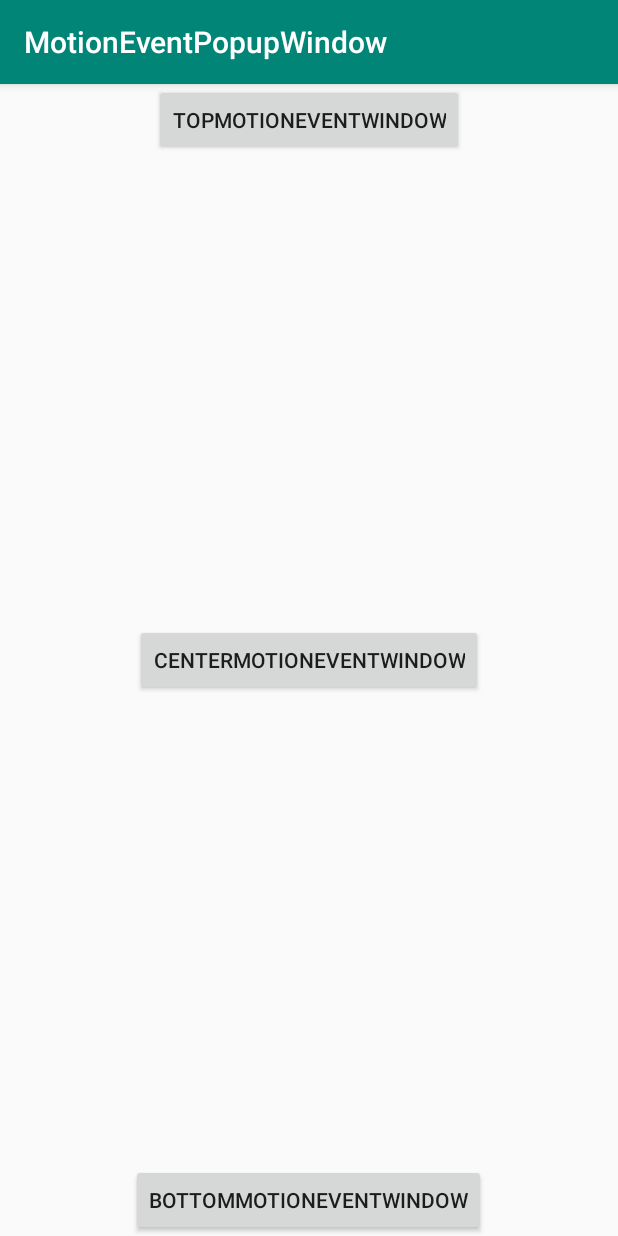
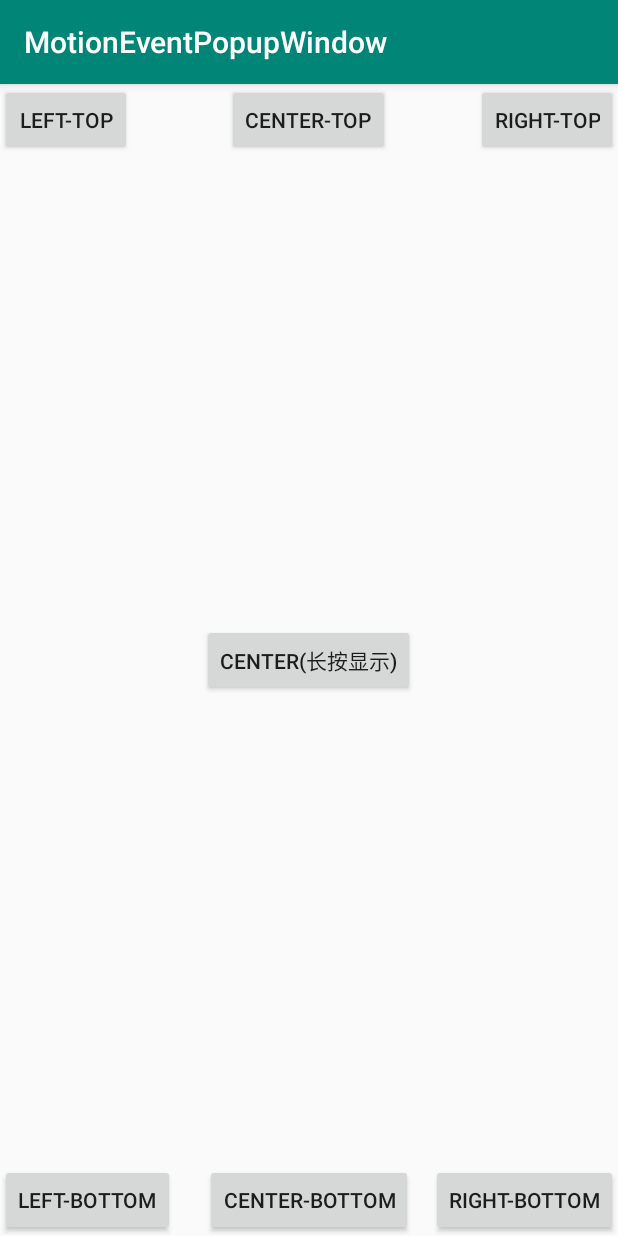
Before and after one commit to Micrason/MotionEventPopupWindow, an Android app: the screen it shows after launch (MainActivity), on a phone screen of 412 x 824 dp. Run offline under Robolectric (Android 15) with nearby library versions, the phone set to English and light mode, and no system bars.

Commit message:
添加效果图

```diff
--- a/app/src/main/java/com/kcrason/motioneventpopupwindow/MainActivity.kt
+++ b/app/src/main/java/com/kcrason/motioneventpopupwindow/MainActivity.kt
@@ -29,7 +29,7 @@ class MainActivity : AppCompatActivity() {
             return@setOnLongClickListener true
         }
 
-        txtTopClick.setOnLongClickListener {
+        txtLeftTopClick.setOnLongClickListener {
             CommonMotionEventPopupWindow(this)
                 .showOptions(arrayListOf("复制", "粘贴", "发送", "翻译", "发送给好友"))
                 .setOnClickItemOptionsListener { position, optionName ->
@@ -39,7 +39,49 @@ class MainActivity : AppCompatActivity() {
             return@setOnLongClickListener true
         }
 
-        txtBottomClick.setOnLongClickListener {
+        txtCenterTopClick.setOnLongClickListener {
+            CommonMotionEventPopupWindow(this)
+                .showOptions(arrayListOf("复制", "粘贴", "发送", "翻译", "发送给好友"))
+                .setOnClickItemOptionsListener { position, optionName ->
+                    Toast.makeText(this, "this is $position , optionName:$optionName", Toast.LENGTH_SHORT).show()
+                }
+                .showMotionEventPopupWindow(it, mMotionEvent)
+            return@setOnLongClickListener true
+        }
+
+
+        txtRightTopClick.setOnLongClickListener {
+            CommonMotionEventPopupWindow(this)
+                .showOptions(arrayListOf("复制", "粘贴", "发送", "翻译", "发送给好友"))
+                .setOnClickItemOptionsListener { position, optionName ->
+                    Toast.makeText(this, "this is $position , optionName:$optionName", Toast.LENGTH_SHORT).show()
+                }
+                .showMotionEventPopupWindow(it, mMotionEvent)
+            return@setOnLongClickListener true
+        }
+
+        txtLeftBottomClick.setOnLongClickListener {
+            CommonMotionEventPopupWindow(this)
+                .showOptions(arrayListOf("复制", "粘贴", "发送", "翻译", "发送给好友"))
+                .setOnClickItemOptionsListener { position, optionName ->
+                    Toast.makeText(this, "this is $position , optionName:$optionName", Toast.LENGTH_SHORT).show()
+                }
+                .showMotionEventPopupWindow(it, mMotionEvent)
+            return@setOnLongClickListener true
+        }
+
+        txtCenterBottomClick.setOnLongClickListener {
+            CommonMotionEventPopupWindow(this)
+                .showOptions(arrayListOf("复制", "粘贴", "发送", "翻译", "发送给好友"))
+                .setOnClickItemOptionsListener { position, optionName ->
+                    Toast.makeText(this, "this is $position , optionName:$optionName", Toast.LENGTH_SHORT).show()
+                }
+                .showMotionEventPopupWindow(it, mMotionEvent)
+            return@setOnLongClickListener true
+        }
+
+
+        txtRightBottomClick.setOnLongClickListener {
             CommonMotionEventPopupWindow(this)
                 .showOptions(arrayListOf("复制", "粘贴", "发送", "翻译", "发送给好友"))
                 .setOnClickItemOptionsListener { position, optionName ->
--- a/app/src/main/res/layout/activity_main.xml
+++ b/app/src/main/res/layout/activity_main.xml
@@ -6,24 +6,51 @@
         android:layout_height="match_parent"
         tools:context=".MainActivity">
 
+
+
+    <Button
+            android:layout_width="wrap_content"
+            android:layout_height="wrap_content"
+            android:text="Left-Top"
+            android:id="@+id/txtLeftTopClick"/>
+
     <Button android:layout_centerHorizontal="true"
             android:layout_width="wrap_content"
             android:layout_height="wrap_content"
-            android:text="TopMotionEventWindow"
-            android:id="@+id/txtTopClick"/>
+            android:text="Center-Top"
+            android:id="@+id/txtCenterTopClick"/>
+
+    <Button android:layout_alignParentRight="true"
+            android:layout_width="wrap_content"
+            android:layout_height="wrap_content"
+            android:text="Right-Top"
+            android:id="@+id/txtRightTopClick"/>
 
     <Button android:layout_centerInParent="true"
             android:layout_width="wrap_content"
             android:layout_height="wrap_content"
-            android:text="CenterMotionEventWindow"
+            android:text="Center(长按显示)"
             android:id="@+id/txtCenterClick"/>
 
+
+    <Button android:layout_alignParentBottom="true"
+            android:layout_width="wrap_content"
+            android:layout_height="wrap_content"
+            android:text="Left-Bottom"
+            android:id="@+id/txtLeftBottomClick"/>
 
     <Button android:layout_alignParentBottom="true"
             android:layout_centerHorizontal="true"
             android:layout_width="wrap_content"
             android:layout_height="wrap_content"
-            android:text="BottomMotionEventWindow"
-            android:id="@+id/txtBottomClick"/>
+            android:text="Center-Bottom"
+            android:id="@+id/txtCenterBottomClick"/>
+
+    <Button android:layout_alignParentBottom="true"
+            android:layout_alignParentRight="true"
+            android:layout_width="wrap_content"
+            android:layout_height="wrap_content"
+            android:text="Right-Bottom"
+            android:id="@+id/txtRightBottomClick"/>
 
 </RelativeLayout>
```
Also changed, not shown: 4 other files.
